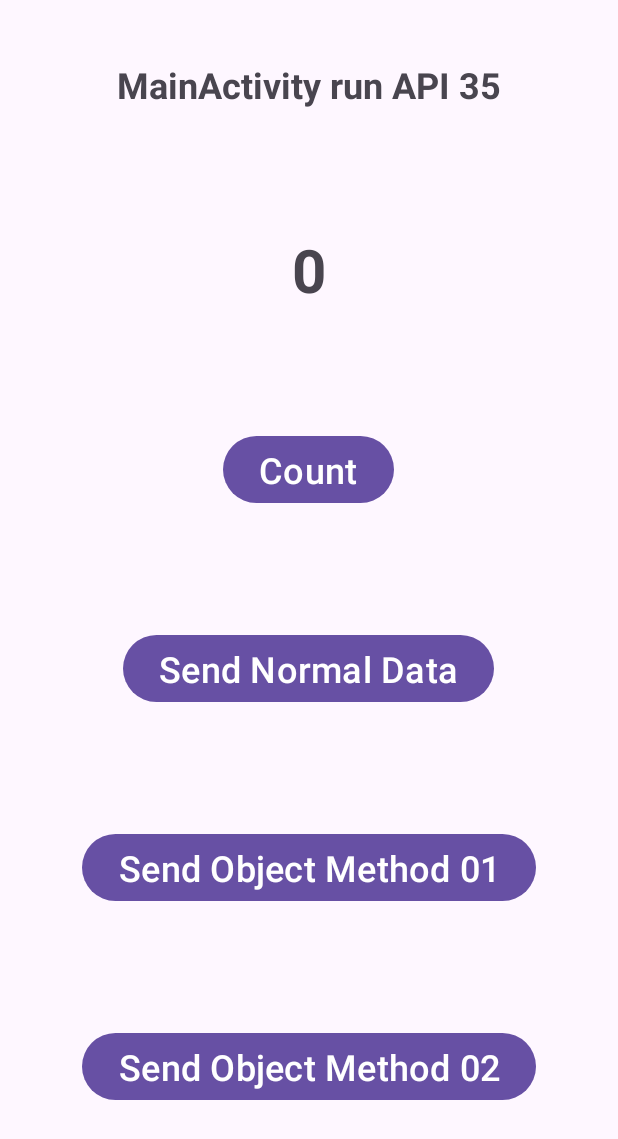
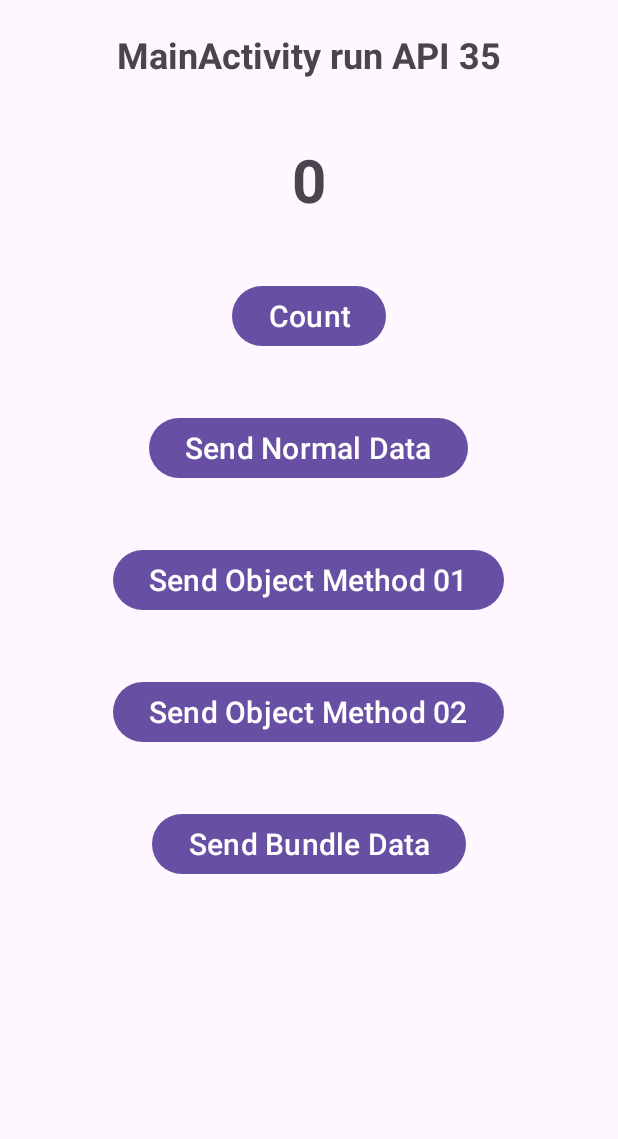
Before and after one commit to NguyenCoderVN/ActivityBasic, an Android app: the screen it shows after launch (MainActivity), on a phone screen of 412 x 824 dp. Shown: the top 1139 px of the screen. Run offline under Robolectric (Android 15) with nearby library versions, the phone set to English and light mode, and no system bars; our stand-ins replace Timber.

```diff
--- a/app/src/main/res/layout/activity_main.xml
+++ b/app/src/main/res/layout/activity_main.xml
@@ -11,7 +11,7 @@
         android:id="@+id/mainTv"
         android:layout_width="wrap_content"
         android:layout_height="wrap_content"
-        android:layout_margin="40dp"
+        android:layout_margin="20dp"
         android:text="MainActivity"
         android:textSize="24sp"
         android:textStyle="bold" />
@@ -20,7 +20,7 @@
         android:id="@+id/countTv"
         android:layout_width="wrap_content"
         android:layout_height="wrap_content"
-        android:layout_margin="40dp"
+        android:layout_margin="20dp"
         android:text="0"
         android:textSize="40sp"
         android:textStyle="bold" />
@@ -29,40 +29,40 @@
         android:id="@+id/countBt"
         android:layout_width="wrap_content"
         android:layout_height="wrap_content"
-        android:layout_margin="40dp"
+        android:layout_margin="20dp"
         android:text="Count"
-        android:textSize="24sp" />
+        android:textSize="20sp" />
 
     <Button
         android:id="@+id/sendNormalBt"
         android:layout_width="wrap_content"
         android:layout_height="wrap_content"
-        android:layout_margin="40dp"
+        android:layout_margin="20dp"
         android:text="Send Normal Data"
-        android:textSize="24sp" />
+        android:textSize="20sp" />
 
     <Button
         android:id="@+id/sendObj01Bt"
         android:layout_width="wrap_content"
         android:layout_height="wrap_content"
-        android:layout_margin="40dp"
+        android:layout_margin="20dp"
         android:text="Send Object Method 01"
-        android:textSize="24sp" />
+        android:textSize="20sp" />
 
     <Button
         android:id="@+id/sendObj02Bt"
         android:layout_width="wrap_content"
         android:layout_height="wrap_content"
-        android:layout_margin="40dp"
+        android:layout_margin="20dp"
         android:text="Send Object Method 02"
-        android:textSize="24sp" />
+        android:textSize="20sp" />
 
     <Button
         android:id="@+id/sendBundleBt"
         android:layout_width="wrap_content"
         android:layout_height="wrap_content"
-        android:layout_margin="40dp"
+        android:layout_margin="20dp"
         android:text="Send Bundle Data"
-        android:textSize="24sp" />
+        android:textSize="20sp" />
 
 </LinearLayout>
```
